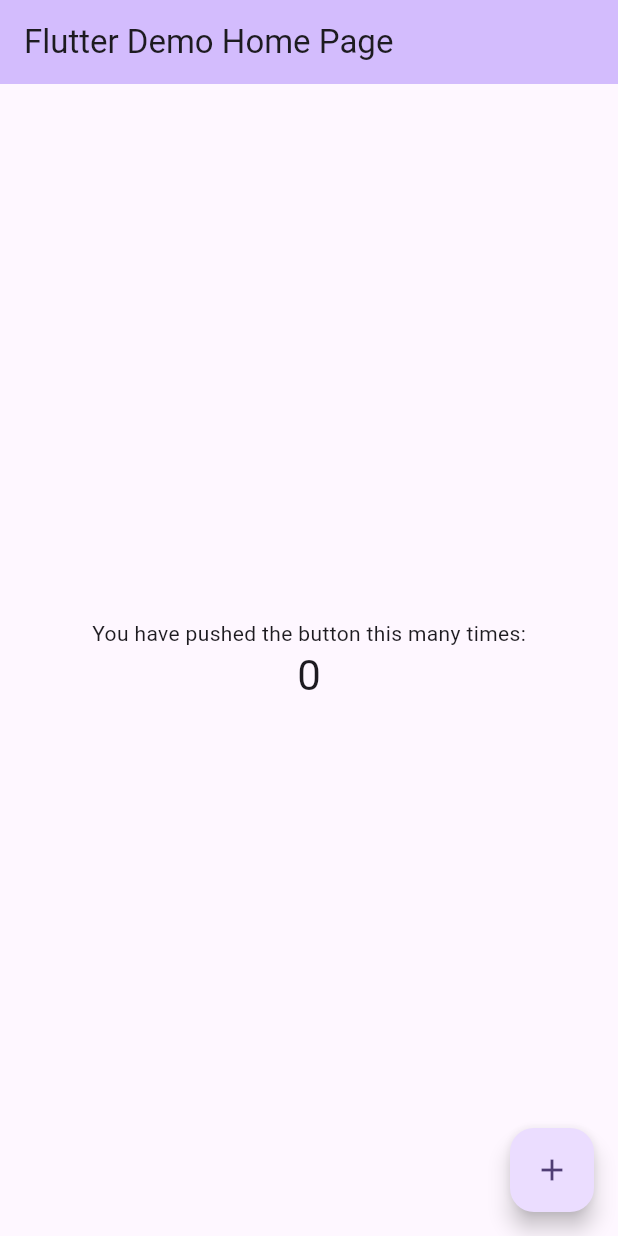
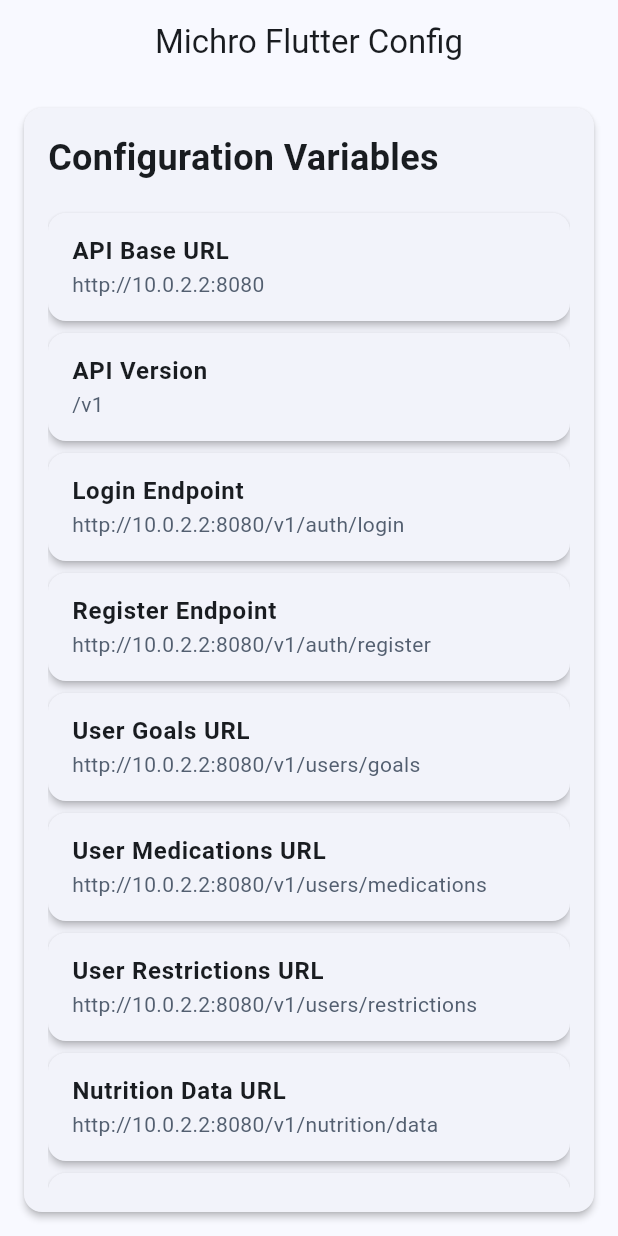
Before and after one commit to kylevon/ai-ventures-hackathon-2025, a Flutter app: the screen it shows after launch, on a phone screen of 412 x 824 dp. Run offline on Flutter 3.47's test engine with Material 3 defaults, Android fonts, the phone set to English and light mode, and no system bars; our stand-ins replace go_router.

Commit message:
feat: app with environmental variables.

```diff
--- /dev/null
+++ b/lib/core/config/app_config.dart
@@ -0,0 +1,41 @@
+class AppConfig {
+  // API Configuration
+  static const String apiBaseUrl = 'http://10.0.2.2:8080';
+  static const String apiVersion = '/v1';
+
+  // Authentication Endpoints
+  static const String authLoginEndpoint = '/auth/login';
+  static const String authRegisterEndpoint = '/auth/register';
+
+  // User Management Endpoints
+  static const String userGoalsEndpoint = '/users/goals';
+  static const String userMedicationsEndpoint = '/users/medications';
+  static const String userRestrictionsEndpoint = '/users/restrictions';
+
+  // Nutrition Endpoints
+  static const String nutritionDataEndpoint = '/nutrition/data';
+
+  // Food Management Endpoints
+  static const String foodsEndpoint = '/api/foods';
+  static String foodByIdEndpoint(String id) => '/api/foods/$id';
+  static const String foodConsumptionEndpoint = '/api/food-consumption';
+
+  // Security
+  static const String jwtSecret = 'your_jwt_secret_key';
+
+  // Helper methods
+  static String getFullUrl(String endpoint) {
+    return apiBaseUrl + apiVersion + endpoint;
+  }
+
+  // API URLs
+  static String get loginUrl => getFullUrl(authLoginEndpoint);
+  static String get registerUrl => getFullUrl(authRegisterEndpoint);
+  static String get userGoalsUrl => getFullUrl(userGoalsEndpoint);
+  static String get userMedicationsUrl => getFullUrl(userMedicationsEndpoint);
+  static String get userRestrictionsUrl => getFullUrl(userRestrictionsEndpoint);
+  static String get nutritionDataUrl => getFullUrl(nutritionDataEndpoint);
+  static String get foodsUrl => getFullUrl(foodsEndpoint);
+  static String getFoodByIdUrl(String id) => getFullUrl(foodByIdEndpoint(id));
+  static String get foodConsumptionUrl => getFullUrl(foodConsumptionEndpoint);
+}
--- /dev/null
+++ b/lib/core/responsive/responsive_layout.dart
@@ -0,0 +1,39 @@
+import 'package:flutter/material.dart';
+
+class ResponsiveLayout extends StatelessWidget {
+  final Widget mobile;
+  final Widget? tablet;
+  final Widget desktop;
+
+  const ResponsiveLayout({
+    super.key,
+    required this.mobile,
+    this.tablet,
+    required this.desktop,
+  });
+
+  static bool isMobile(BuildContext context) =>
+      MediaQuery.of(context).size.width < 600;
+
+  static bool isTablet(BuildContext context) =>
+      MediaQuery.of(context).size.width >= 600 &&
+      MediaQuery.of(context).size.width < 1200;
+
+  static bool isDesktop(BuildContext context) =>
+      MediaQuery.of(context).size.width >= 1200;
+
+  @override
+  Widget build(BuildContext context) {
+    return LayoutBuilder(
+      builder: (context, constraints) {
+        if (constraints.maxWidth >= 1200) {
+          return desktop;
+        } else if (constraints.maxWidth >= 600) {
+          return tablet ?? desktop;
+        } else {
+          return mobile;
+        }
+      },
+    );
+  }
+}
--- /dev/null
+++ b/lib/core/routing/app_router.dart
@@ -0,0 +1,24 @@
+import 'package:flutter/material.dart';
+import 'package:go_router/go_router.dart';
+import '../../features/home/presentation/pages/home_page.dart';
+
+class AppRouter {
+  static final router = GoRouter(
+    initialLocation: '/',
+    routes: [
+      GoRoute(
+        path: '/',
+        builder: (context, state) => const HomePage(),
+      ),
+      // Add more routes as needed
+    ],
+    errorBuilder: (context, state) => Scaffold(
+      body: Center(
+        child: Text(
+          'Error: ${state.error}',
+          style: Theme.of(context).textTheme.titleLarge,
+        ),
+      ),
+    ),
+  );
+}
--- /dev/null
+++ b/lib/core/theme/app_theme.dart
@@ -0,0 +1,51 @@
+import 'package:flutter/material.dart';
+
+class AppTheme {
+  static ThemeData lightTheme = ThemeData(
+    useMaterial3: true,
+    colorScheme: ColorScheme.fromSeed(
+      seedColor: Colors.blue,
+      brightness: Brightness.light,
+    ),
+    appBarTheme: const AppBarTheme(
+      centerTitle: true,
+      elevation: 0,
+    ),
+    cardTheme: CardTheme(
+      elevation: 2,
+      shape: RoundedRectangleBorder(
+        borderRadius: BorderRadius.circular(12),
+      ),
+    ),
+    inputDecorationTheme: InputDecorationTheme(
+      border: OutlineInputBorder(
+        borderRadius: BorderRadius.circular(8),
+      ),
+      filled: true,
+    ),
+  );
+
+  static ThemeData darkTheme = ThemeData(
+    useMaterial3: true,
+    colorScheme: ColorScheme.fromSeed(
+      seedColor: Colors.blue,
+      brightness: Brightness.dark,
+    ),
+    appBarTheme: const AppBarTheme(
+      centerTitle: true,
+      elevation: 0,
+    ),
+    cardTheme: CardTheme(
+      elevation: 2,
+      shape: RoundedRectangleBorder(
+        borderRadius: BorderRadius.circular(12),
+      ),
+    ),
+    inputDecorationTheme: InputDecorationTheme(
+      border: OutlineInputBorder(
+        borderRadius: BorderRadius.circular(8),
+      ),
+      filled: true,
+    ),
+  );
+}
--- /dev/null
+++ b/lib/features/home/presentation/pages/home_page.dart
@@ -0,0 +1,156 @@
+import 'package:flutter/material.dart';
+import '../../../../core/responsive/responsive_layout.dart';
+import '../../../../core/config/app_config.dart';
+
+class HomePage extends StatelessWidget {
+  const HomePage({super.key});
+
+  @override
+  Widget build(BuildContext context) {
+    return ResponsiveLayout(
+      mobile: _HomeMobileLayout(),
+      tablet: _HomeTabletLayout(),
+      desktop: _HomeDesktopLayout(),
+    );
+  }
+}
+
+class _ConfigDisplay extends StatelessWidget {
+  @override
+  Widget build(BuildContext context) {
+    final configItems = [
+      {'API Base URL': AppConfig.apiBaseUrl},
+      {'API Version': AppConfig.apiVersion},
+      {'Login Endpoint': AppConfig.loginUrl},
+      {'Register Endpoint': AppConfig.registerUrl},
+      {'User Goals URL': AppConfig.userGoalsUrl},
+      {'User Medications URL': AppConfig.userMedicationsUrl},
+      {'User Restrictions URL': AppConfig.userRestrictionsUrl},
+      {'Nutrition Data URL': AppConfig.nutritionDataUrl},
+      {'Foods URL': AppConfig.foodsUrl},
+      {'Food By ID URL (example)': AppConfig.getFoodByIdUrl('123')},
+      {'Food Consumption URL': AppConfig.foodConsumptionUrl},
+    ];
+
+    return Card(
+      margin: const EdgeInsets.all(16),
+      child: Padding(
+        padding: const EdgeInsets.all(16),
+        child: Column(
+          crossAxisAlignment: CrossAxisAlignment.start,
+          children: [
+            const Text(
+              'Configuration Variables',
+              style: TextStyle(
+                fontSize: 24,
+                fontWeight: FontWeight.bold,
+              ),
+            ),
+            const SizedBox(height: 16),
+            Expanded(
+              child: ListView.builder(
+                itemCount: configItems.length,
+                itemBuilder: (context, index) {
+                  final item = configItems[index];
+                  final title = item.keys.first;
+                  final value = item.values.first;
+                  return Card(
+                    margin: const EdgeInsets.symmetric(vertical: 4),
+                    child: ListTile(
+                      title: Text(
+                        title,
+                        style: const TextStyle(
+                          fontWeight: FontWeight.bold,
+                        ),
+                      ),
+                      subtitle: Text(
+                        value,
+                        style: TextStyle(
+                          color: Theme.of(context).colorScheme.secondary,
+                        ),
+                      ),
+                    ),
+                  );
+                },
+              ),
+            ),
+          ],
+        ),
+      ),
+    );
+  }
+}
+
+class _HomeMobileLayout extends StatelessWidget {
+  @override
+  Widget build(BuildContext context) {
+    return Scaffold(
+      appBar: AppBar(
+        title: const Text('Michro Flutter Config'),
+      ),
+      body: _ConfigDisplay(),
+    );
+  }
+}
+
+class _HomeTabletLayout extends StatelessWidget {
+  @override
+  Widget build(BuildContext context) {
+    return Scaffold(
+      appBar: AppBar(
+        title: const Text('Michro Flutter Config'),
+      ),
+      body: Row(
+        children: [
+          NavigationRail(
+            selectedIndex: 0,
+            onDestinationSelected: (value) {},
+            destinations: const [
+              NavigationRailDestination(
+                icon: Icon(Icons.settings),
+                label: Text('Config'),
+              ),
+              NavigationRailDestination(
+                icon: Icon(Icons.info),
+                label: Text('About'),
+              ),
+            ],
+          ),
+          Expanded(
+            child: _ConfigDisplay(),
+          ),
+        ],
+      ),
+    );
+  }
+}
+
+class _HomeDesktopLayout extends StatelessWidget {
+  @override
+  Widget build(BuildContext context) {
+    return Scaffold(
+      body: Row(
+        children: [
+          NavigationRail(
+            extended: true,
+            selectedIndex: 0,
+            onDestinationSelected: (value) {},
+            destinations: const [
+              NavigationRailDestination(
+                icon: Icon(Icons.settings),
+                label: Text('Configuration'),
+              ),
+              NavigationRailDestination(
+                icon: Icon(Icons.info),
+                label: Text('About'),
+              ),
+            ],
+          ),
+          Expanded(
+            child: _ConfigDisplay(),
+          ),
+        ],
+      ),
+    );
+  }
+}
--- a/lib/main.dart
+++ b/lib/main.dart
@@ -1,4 +1,6 @@
 import 'package:flutter/material.dart';
+import 'core/routing/app_router.dart';
+import 'core/theme/app_theme.dart';
 
 void main() {
   runApp(const MyApp());
@@ -7,119 +9,15 @@
 class MyApp extends StatelessWidget {
   const MyApp({super.key});
 
-  // This widget is the root of your application.
   @override
   Widget build(BuildContext context) {
-    return MaterialApp(
-      title: 'Flutter Demo',
-      theme: ThemeData(
-        // This is the theme of your application.
-        //
-        // TRY THIS: Try running your application with "flutter run". You'll see
-        // the application has a purple toolbar. Then, without quitting the app,
-        // try changing the seedColor in the colorScheme below to Colors.green
-        // and then invoke "hot reload" (save your changes or press the "hot
-        // reload" button in a Flutter-supported IDE, or press "r" if you used
-        // the command line to start the app).
-        //
-        // Notice that the counter didn't reset back to zero; the application
-        // state is not lost during the reload. To reset the state, use hot
-        // restart instead.
-        //
-        // This works for code too, not just values: Most code changes can be
-        // tested with just a hot reload.
-        colorScheme: ColorScheme.fromSeed(seedColor: Colors.deepPurple),
-        useMaterial3: true,
-      ),
-      home: const MyHomePage(title: 'Flutter Demo Home Page'),
+    return MaterialApp.router(
+      title: 'Michro Flutter',
+      theme: AppTheme.lightTheme,
+      darkTheme: AppTheme.darkTheme,
+      themeMode: ThemeMode.system,
+      routerConfig: AppRouter.router,
+      debugShowCheckedModeBanner: false,
     );
   }
 }
-
-class MyHomePage extends StatefulWidget {
-  const MyHomePage({super.key, required this.title});
-
-  // This widget is the home page of your application. It is stateful, meaning
-  // that it has a State object (defined below) that contains fields that affect
-  // how it looks.
-
-  // This class is the configuration for the state. It holds the values (in this
-  // case the title) provided by the parent (in this case the App widget) and
-  // used by the build method of the State. Fields in a Widget subclass are
-  // always marked "final".
-
-  final String title;
-
-  @override
-  State<MyHomePage> createState() => _MyHomePageState();
-}
-
-class _MyHomePageState extends State<MyHomePage> {
-  int _counter = 0;
-
-  void _incrementCounter() {
-    setState(() {
-      // This call to setState tells the Flutter framework that something has
-      // changed in this State, which causes it to rerun the build method below
-      // so that the display can reflect the updated values. If we changed
-      // _counter without calling setState(), then the build method would not be
-      // called again, and so nothing would appear to happen.
-      _counter++;
-    });
-  }
-
-  @override
-  Widget build(BuildContext context) {
-    // This method is rerun every time setState is called, for instance as done
-    // by the _incrementCounter method above.
-    //
-    // The Flutter framework has been optimized to make rerunning build methods
-    // fast, so that you can just rebuild anything that needs updating rather
-    // than having to individually change instances of widgets.
-    return Scaffold(
-      appBar: AppBar(
-        // TRY THIS: Try changing the color here to a specific color (to
-        // Colors.amber, perhaps?) and trigger a hot reload to see the AppBar
-        // change color while the other colors stay the same.
-        backgroundColor: Theme.of(context).colorScheme.inversePrimary,
-        // Here we take the value from the MyHomePage object that was created by
-        // the App.build method, and use it to set our appbar title.
-        title: Text(widget.title),
-      ),
-      body: Center(
-        // Center is a layout widget. It takes a single child and positions it
-        // in the middle of the parent.
-        child: Column(
-          // Column is also a layout widget. It takes a list of children and
-          // arranges them vertically. By default, it sizes itself to fit its
-          // children horizontally, and tries to be as tall as its parent.
-          //
-          // Column has various properties to control how it sizes itself and
-          // how it positions its children. Here we use mainAxisAlignment to
-          // center the children vertically; the main axis here is the vertical
-          // axis because Columns are vertical (the cross axis would be
-          // horizontal).
-          //
-          // TRY THIS: Invoke "debug painting" (choose the "Toggle Debug Paint"
-          // action in the IDE, or press "p" in the console), to see the
-          // wireframe for each widget.
-          mainAxisAlignment: MainAxisAlignment.center,
-          children: <Widget>[
-            const Text(
-              'You have pushed the button this many times:',
-            ),
-            Text(
-              '$_counter',
-              style: Theme.of(context).textTheme.headlineMedium,
-            ),
-          ],
-        ),
-      ),
-      floatingActionButton: FloatingActionButton(
-        onPressed: _incrementCounter,
-        tooltip: 'Increment',
-        child: const Icon(Icons.add),
-      ), // This trailing comma makes auto-formatting nicer for build methods.
-    );
-  }
-}
```
Also changed, not shown: pubspec.yaml (+6 -3 lines), pubspec.lock.
